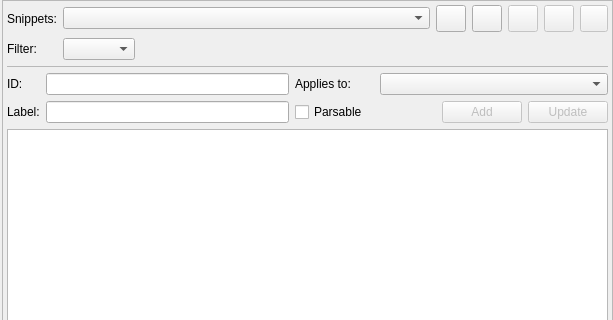
This is libpgmodeler_ui/ui/snippetsconfigwidget.ui in pgmodeler/pgmodeler as Qt 5 draws it before an edit; both pictures show x 0 to 613 and y 0 to 320 of the 613 by 557 pixel window. The edited form follows.
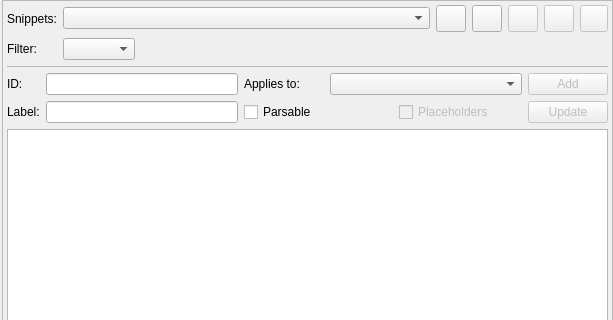
This is the edited form. Icons and pictures are not drawn.

Commit message:
Small improvements on SnippetsConfigWidget with the introduction of "placeholders" option.
Removed duplicated code to handle snippets on SQLToolWidget

```diff
--- a/libpgmodeler_ui/ui/snippetsconfigwidget.ui
+++ b/libpgmodeler_ui/ui/snippetsconfigwidget.ui
@@ -29,8 +29,14 @@
    <property name="spacing">
     <number>0</number>
    </property>
-   <item row="0" column="0">
+   <item row="0" column="1">
     <widget class="QFrame" name="frame">
+     <property name="sizePolicy">
+      <sizepolicy hsizetype="Preferred" vsizetype="Preferred">
+       <horstretch>0</horstretch>
+       <verstretch>0</verstretch>
+      </sizepolicy>
+     </property>
      <property name="frameShape">
       <enum>QFrame::StyledPanel</enum>
      </property>
@@ -288,40 +294,17 @@
       </item>
       <item row="3" column="0" colspan="3">
        <layout class="QGridLayout" name="gridLayout">
-        <item row="0" column="0">
-         <widget class="QLabel" name="id_lbl">
-          <property name="text">
-           <string>ID:</string>
-          </property>
-         </widget>
-        </item>
-        <item row="0" column="1">
-         <widget class="QLineEdit" name="id_edt"/>
-        </item>
-        <item row="0" column="2">
-         <widget class="QLabel" name="applies_to_lbl">
-          <property name="sizePolicy">
-           <sizepolicy hsizetype="Fixed" vsizetype="Preferred">
-            <horstretch>0</horstretch>
-            <verstretch>0</verstretch>
-           </sizepolicy>
-          </property>
-          <property name="minimumSize">
-           <size>
-            <width>79</width>
-            <height>0</height>
-           </size>
-          </property>
-          <property name="text">
-           <string>Applies to:</string>
-          </property>
-         </widget>
-        </item>
         <item row="0" column="3">
          <widget class="QComboBox" name="applies_to_cmb">
+          <property name="sizePolicy">
+           <sizepolicy hsizetype="Expanding" vsizetype="Fixed">
+            <horstretch>0</horstretch>
+            <verstretch>0</verstretch>
+           </sizepolicy>
+          </property>
           <property name="minimumSize">
            <size>
-            <width>167</width>
+            <width>0</width>
             <height>0</height>
            </size>
           </property>
@@ -343,13 +326,161 @@
           </property>
          </widget>
         </item>
+        <item row="0" column="1">
+         <widget class="QLineEdit" name="id_edt">
+          <property name="sizePolicy">
+           <sizepolicy hsizetype="Expanding" vsizetype="Fixed">
+            <horstretch>0</horstretch>
+            <verstretch>0</verstretch>
+           </sizepolicy>
+          </property>
+         </widget>
+        </item>
+        <item row="0" column="2">
+         <widget class="QLabel" name="applies_to_lbl">
+          <property name="sizePolicy">
+           <sizepolicy hsizetype="Fixed" vsizetype="Preferred">
+            <horstretch>0</horstretch>
+            <verstretch>0</verstretch>
+           </sizepolicy>
+          </property>
+          <property name="minimumSize">
+           <size>
+            <width>80</width>
+            <height>0</height>
+           </size>
+          </property>
+          <property name="text">
+           <string>Applies to:</string>
+          </property>
+         </widget>
+        </item>
+        <item row="0" column="4" rowspan="2">
+         <layout class="QVBoxLayout" name="verticalLayout">
+          <item>
+           <widget class="QPushButton" name="add_tb">
+            <property name="enabled">
+             <bool>false</bool>
+            </property>
+            <property name="sizePolicy">
+             <sizepolicy hsizetype="Fixed" vsizetype="Preferred">
+              <horstretch>0</horstretch>
+              <verstretch>0</verstretch>
+             </sizepolicy>
+            </property>
+            <property name="minimumSize">
+             <size>
+              <width>0</width>
+              <height>0</height>
+             </size>
+            </property>
+            <property name="maximumSize">
+             <size>
+              <width>16777215</width>
+              <height>16777215</height>
+             </size>
+            </property>
+            <property name="text">
+             <string>Add</string>
+            </property>
+            <property name="icon">
+             <iconset resource="../res/resources.qrc">
+              <normaloff>:/icones/icones/adicionar.png</normaloff>:/icones/icones/adicionar.png</iconset>
+            </property>
+            <property name="iconSize">
+             <size>
+              <width>20</width>
+              <height>20</height>
+             </size>
+            </property>
+           </widget>
+          </item>
+          <item>
+           <widget class="QPushButton" name="update_tb">
+            <property name="enabled">
+             <bool>false</bool>
+            </property>
+            <property name="sizePolicy">
+             <sizepolicy hsizetype="Fixed" vsizetype="Fixed">
+              <horstretch>0</horstretch>
+              <verstretch>0</verstretch>
+             </sizepolicy>
+            </property>
+            <property name="minimumSize">
+             <size>
+              <width>0</width>
+              <height>0</height>
+             </size>
+            </property>
+            <property name="maximumSize">
+             <size>
+              <width>16777215</width>
+              <height>16777215</height>
+             </size>
+            </property>
+            <property name="text">
+             <string>Update</string>
+            </property>
+            <property name="icon">
+             <iconset resource="../res/resources.qrc">
+              <normaloff>:/icones/icones/padroes.png</normaloff>:/icones/icones/padroes.png</iconset>
+            </property>
+            <property name="iconSize">
+             <size>
+              <width>20</width>
+              <height>20</height>
+             </size>
+            </property>
+           </widget>
+          </item>
+          <item>
+           <spacer name="verticalSpacer">
+            <property name="orientation">
+             <enum>Qt::Vertical</enum>
+            </property>
+            <property name="sizeHint" stdset="0">
+             <size>
+              <width>20</width>
+              <height>40</height>
+             </size>
+            </property>
+           </spacer>
+          </item>
+         </layout>
+        </item>
         <item row="1" column="1">
-         <widget class="QLineEdit" name="label_edt"/>
+         <widget class="QLineEdit" name="label_edt">
+          <property name="sizePolicy">
+           <sizepolicy hsizetype="Expanding" vsizetype="Fixed">
+            <horstretch>0</horstretch>
+            <verstretch>0</verstretch>
+           </sizepolicy>
+          </property>
+         </widget>
+        </item>
+        <item row="0" column="0">
+         <widget class="QLabel" name="id_lbl">
+          <property name="sizePolicy">
+           <sizepolicy hsizetype="Fixed" vsizetype="Preferred">
+            <horstretch>0</horstretch>
+            <verstretch>0</verstretch>
+           </sizepolicy>
+          </property>
+          <property name="text">
+           <string>ID:</string>
+          </property>
+         </widget>
         </item>
         <item row="1" column="2" colspan="2">
          <layout class="QHBoxLayout" name="horizontalLayout">
           <item>
            <widget class="QCheckBox" name="parsable_chk">
+            <property name="sizePolicy">
+             <sizepolicy hsizetype="Fixed" vsizetype="Fixed">
+              <horstretch>0</horstretch>
+              <verstretch>0</verstretch>
+             </sizepolicy>
+            </property>
             <property name="statusTip">
              <string>Parsable or dynamic snippets are written in the &lt;strong&gt;schema micro language&lt;/strong&gt; syntax. When using a parsable snippet the attributes surrounded in &lt;strong&gt;{}&lt;/strong&gt; will be replaced by the selected object's matching attributes.</string>
             </property>
@@ -394,48 +525,26 @@
            </spacer>
           </item>
           <item>
-           <widget class="QPushButton" name="add_tb">
+           <widget class="QCheckBox" name="placeholders_chk">
             <property name="enabled">
              <bool>false</bool>
             </property>
             <property name="sizePolicy">
-             <sizepolicy hsizetype="Fixed" vsizetype="Preferred">
+             <sizepolicy hsizetype="Fixed" vsizetype="Fixed">
               <horstretch>0</horstretch>
               <verstretch>0</verstretch>
              </sizepolicy>
             </property>
-            <property name="minimumSize">
-             <size>
-              <width>0</width>
-              <height>0</height>
-             </size>
-            </property>
-            <property name="maximumSize">
-             <size>
-              <width>16777215</width>
-              <height>16777215</height>
-             </size>
+            <property name="statusTip">
+             <string>When handling parsable snippets empty attributes will be replaced by a value in the format &lt;strong&gt;{attribute}&lt;/strong&gt;. Note that this option can affect the semantics of the resulting snippet.</string>
             </property>
             <property name="text">
-             <string>Add</string>
-            </property>
-            <property name="icon">
-             <iconset resource="../res/resources.qrc">
-              <normaloff>:/icones/icones/adicionar.png</normaloff>:/icones/icones/adicionar.png</iconset>
-            </property>
-            <property name="iconSize">
-             <size>
-              <width>20</width>
-              <height>20</height>
-             </size>
+             <string>Placeholders</string>
             </property>
            </widget>
           </item>
           <item>
-           <widget class="QPushButton" name="update_tb">
-            <property name="enabled">
-             <bool>false</bool>
-            </property>
+           <widget class="QWidget" name="placeholders_hint" native="true">
             <property name="sizePolicy">
              <sizepolicy hsizetype="Fixed" vsizetype="Fixed">
               <horstretch>0</horstretch>
@@ -444,27 +553,14 @@
             </property>
             <property name="minimumSize">
              <size>
-              <width>0</width>
-              <height>0</height>
+              <width>22</width>
+              <height>22</height>
              </size>
             </property>
             <property name="maximumSize">
              <size>
-              <width>16777215</width>
-              <height>16777215</height>
-             </size>
-            </property>
-            <property name="text">
-             <string>Update</string>
-            </property>
-            <property name="icon">
-             <iconset resource="../res/resources.qrc">
-              <normaloff>:/icones/icones/padroes.png</normaloff>:/icones/icones/padroes.png</iconset>
-            </property>
-            <property name="iconSize">
-             <size>
-              <width>20</width>
-              <height>20</height>
+              <width>22</width>
+              <height>22</height>
              </size>
             </property>
            </widget>
```
Left out of the diff: 77 changed lines with no effect on the pictures. The commit also changes 12 other files.
